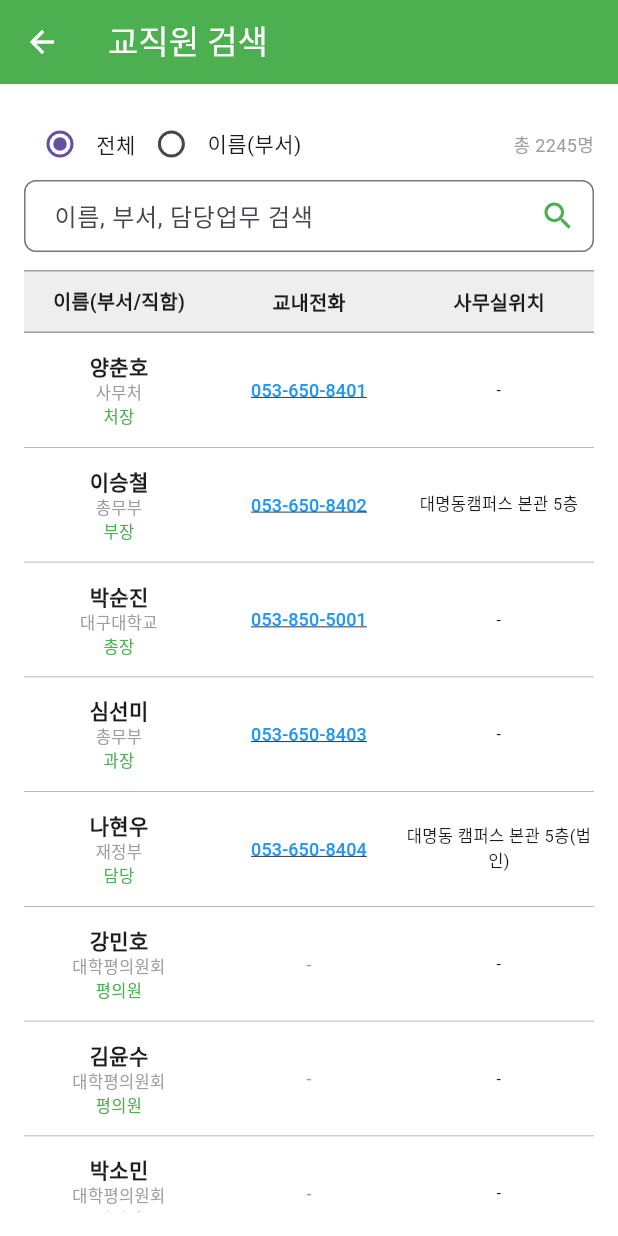
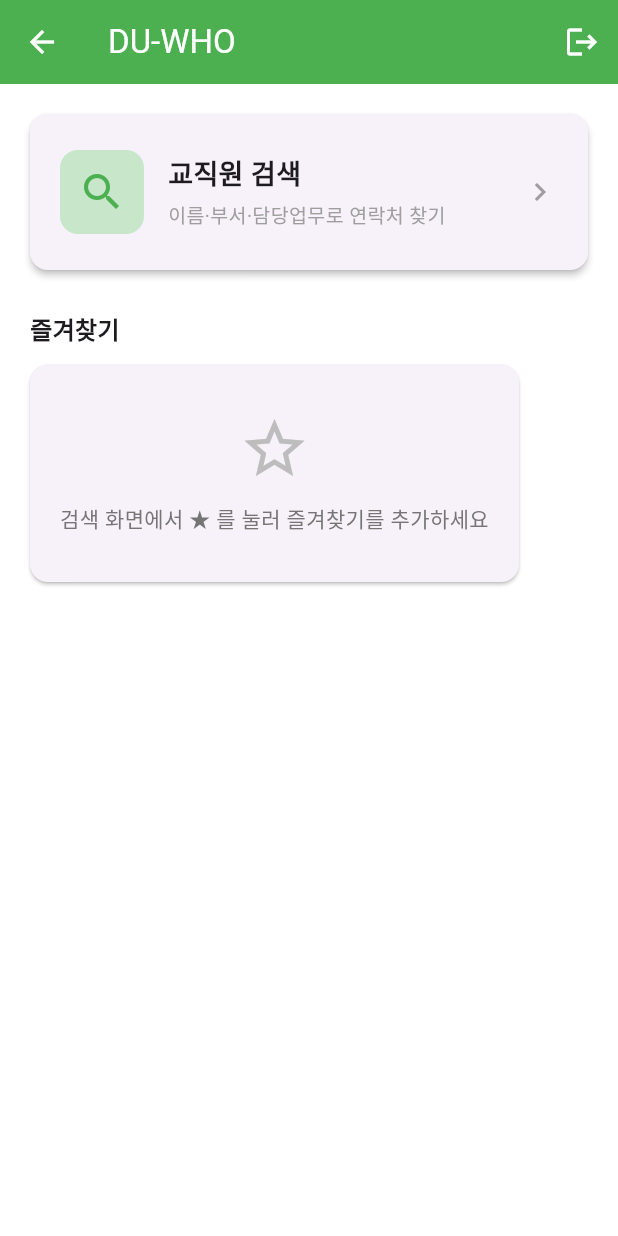
Before and after one commit to Mino7406/DU_WHO, a Flutter app: the screen it shows after launch, after a tap on "Login", on a phone screen of 412 x 824 dp. Run offline on Flutter 3.47's test engine with Material 3 defaults, Android fonts, the phone set to English and light mode, and no system bars; our stand-ins replace sqflite; accounts and stored records are empty.

Commit message:
홈화면 추가에 따른 sqlite연동

```diff
--- /dev/null
+++ b/lib/db/database_helper.dart
@@ -0,0 +1,136 @@
+import 'dart:convert';
+
+import 'package:flutter/services.dart' show rootBundle;
+import 'package:path/path.dart' as p;
+import 'package:path_provider/path_provider.dart';
+import 'package:sqflite/sqflite.dart';
+
+import '../staff_model.dart';
+
+class DatabaseHelper {
+  DatabaseHelper._();
+  static final DatabaseHelper instance = DatabaseHelper._();
+
+  static const _dbName = 'du_who.db';
+  static const _dbVersion = 1;
+  static const _seedAsset = 'assets/staff_db.json';
+
+  Database? _db;
+
+  Future<Database> get database async {
+    return _db ??= await _open();
+  }
+
+  Future<Database> _open() async {
+    final dir = await getApplicationDocumentsDirectory();
+    final path = p.join(dir.path, _dbName);
+    return openDatabase(
+      path,
+      version: _dbVersion,
+      onConfigure: (db) async {
+        await db.execute('PRAGMA foreign_keys = ON');
+      },
+      onCreate: _onCreate,
+    );
+  }
+
+  Future<void> _onCreate(Database db, int version) async {
+    await db.execute('''
+      CREATE TABLE staff (
+        id INTEGER PRIMARY KEY AUTOINCREMENT,
+        user_id TEXT,
+        name TEXT NOT NULL,
+        department TEXT,
+        title TEXT,
+        tel TEXT,
+        cell_tel TEXT,
+        location TEXT,
+        email TEXT,
+        charge_business TEXT
+      )
+    ''');
+    await db.execute('CREATE INDEX idx_staff_name ON staff(name)');
+    await db.execute('CREATE INDEX idx_staff_department ON staff(department)');
+    await db.execute('CREATE INDEX idx_staff_user_id ON staff(user_id)');
+    await db.execute('''
+      CREATE TABLE favorites (
+        staff_id INTEGER PRIMARY KEY,
+        FOREIGN KEY (staff_id) REFERENCES staff(id) ON DELETE CASCADE
+      )
+    ''');
+
+    await _seedFromJson(db);
+  }
+
+  // 첫 실행 시에만 호출. 번들된 assets/staff_db.json 을 읽어 staff 테이블에 일괄 삽입.
+  Future<void> _seedFromJson(Database db) async {
+    final jsonString = await rootBundle.loadString(_seedAsset);
+    final decoded = json.decode(jsonString) as Map<String, dynamic>;
+    final list = (decoded['memberSearchList'] as List?) ?? const [];
+
+    final batch = db.batch();
+    for (final raw in list) {
+      if (raw is! Map<String, dynamic>) continue;
+      final s = Staff.fromJson(raw);
+      if (s.name.isEmpty) continue;
+      batch.insert('staff', s.toMap());
+    }
+    await batch.commit(noResult: true);
+  }
+
+  Future<List<Staff>> getAllStaff() async {
+    final db = await database;
+    final rows = await db.query('staff', orderBy: 'name ASC');
+    return rows.map(Staff.fromMap).toList();
+  }
+
+  // mode 0: 전체 필드(name OR department OR title OR charge_business)
+  // mode 1: 이름/부서만 (name OR department)
+  Future<List<Staff>> searchStaff(String keyword, int mode) async {
+    if (keyword.isEmpty) return getAllStaff();
+    final db = await database;
+    final like = '%$keyword%';
+    final where = mode == 1
+        ? 'name LIKE ? OR department LIKE ?'
+        : 'name LIKE ? OR department LIKE ? OR title LIKE ? OR charge_business LIKE ?';
+    final args = mode == 1 ? [like, like] : [like, like, like, like];
+    final rows = await db.query(
+      'staff',
+      where: where,
+      whereArgs: args,
+      orderBy: 'name ASC',
+    );
+    return rows.map(Staff.fromMap).toList();
+  }
+
+  // 추후 주기 동기화에서 사용 예정. 현재는 골격만.
+  // user_id 가 비어있을 수 있어 UNIQUE 제약 없이 단순 INSERT.
+  Future<int> upsertStaff(Staff staff) async {
+    final db = await database;
+    return db.insert(
+      'staff',
+      staff.toMap(),
+      conflictAlgorithm: ConflictAlgorithm.replace,
+    );
+  }
+
+  Future<Set<int>> getFavoriteIds() async {
+    final db = await database;
+    final rows = await db.query('favorites', columns: ['staff_id']);
+    return rows.map((r) => r['staff_id'] as int).toSet();
+  }
+
+  Future<void> addFavorite(int staffId) async {
+    final db = await database;
+    await db.insert(
+      'favorites',
+      {'staff_id': staffId},
+      conflictAlgorithm: ConflictAlgorithm.ignore,
+    );
+  }
+
+  Future<void> removeFavorite(int staffId) async {
+    final db = await database;
+    await db.delete('favorites', where: 'staff_id = ?', whereArgs: [staffId]);
+  }
+}
--- /dev/null
+++ b/lib/home_screen.dart
@@ -0,0 +1,238 @@
+import 'package:flutter/material.dart';
+import 'package:url_launcher/url_launcher.dart';
+
+import 'db/database_helper.dart';
+import 'main.dart';
+import 'search_screen.dart';
+import 'staff_model.dart';
+import 'state/favorites.dart';
+
+class HomeScreen extends StatefulWidget {
+  const HomeScreen({super.key});
+
+  @override
+  State<HomeScreen> createState() => _HomeScreenState();
+}
+
+class _HomeScreenState extends State<HomeScreen> {
+  List<Staff> _favorites = [];
+  bool _loading = true;
+
+  @override
+  void initState() {
+    super.initState();
+    _loadFavorites();
+  }
+
+  // 전체 staff 를 DB 에서 읽어 favoriteStaffIds 와 교집합으로 즐겨찾기 목록 구성.
+  // 검색 화면에서 별 토글 후 돌아왔을 때도 다시 호출돼 최신 상태 반영.
+  Future<void> _loadFavorites() async {
+    final all = await DatabaseHelper.instance.getAllStaff();
+    if (!mounted) return;
+    setState(() {
+      _favorites = all
+          .where((s) => s.id != null && favoriteStaffIds.contains(s.id))
+          .toList();
+      _loading = false;
+    });
+  }
+
+  Future<void> _makePhoneCall(String phoneNumber) async {
+    final cleaned = phoneNumber.replaceAll(RegExp(r'[^\d+]'), '');
+    if (cleaned.isEmpty || cleaned == '0000') return;
+    final uri = Uri(scheme: 'tel', path: cleaned);
+    if (await canLaunchUrl(uri)) {
+      await launchUrl(uri);
+    }
+  }
+
+  @override
+  Widget build(BuildContext context) {
+    return Scaffold(
+      backgroundColor: Colors.white,
+      appBar: AppBar(
+        title: const Text('DU-WHO'),
+        backgroundColor: Colors.green,
+        foregroundColor: Colors.white,
+        elevation: 0,
+        actions: [
+          IconButton(
+            icon: const Icon(Icons.logout),
+            tooltip: '로그아웃',
+            onPressed: () {
+              // 뒤로가기로 홈에 다시 못 돌아오도록 스택 교체
+              Navigator.pushReplacement(
+                context,
+                MaterialPageRoute(builder: (context) => const LoginScreen()),
+              );
+            },
+          ),
+        ],
+      ),
+      body: SingleChildScrollView(
+        padding: const EdgeInsets.all(16.0),
+        child: Column(
+          crossAxisAlignment: CrossAxisAlignment.stretch,
+          children: [
+            _buildSearchShortcut(),
+            const SizedBox(height: 24),
+            _buildFavoritesSection(),
+          ],
+        ),
+      ),
+    );
+  }
+
+  Widget _buildSearchShortcut() {
+    return Card(
+      elevation: 2,
+      shape: RoundedRectangleBorder(
+        borderRadius: BorderRadius.circular(12.0),
+      ),
+      child: InkWell(
+        borderRadius: BorderRadius.circular(12.0),
+        onTap: () async {
+          await Navigator.push(
+            context,
+            MaterialPageRoute(builder: (context) => const SearchScreen()),
+          );
+          if (mounted) _loadFavorites();
+        },
+        child: Padding(
+          padding: const EdgeInsets.symmetric(
+            horizontal: 20.0,
+            vertical: 24.0,
+          ),
+          child: Row(
+            children: [
+              Container(
+                width: 56,
+                height: 56,
+                decoration: BoxDecoration(
+                  color: Colors.green[100],
+                  borderRadius: BorderRadius.circular(12.0),
+                ),
+                child: const Icon(Icons.search, color: Colors.green, size: 32),
+              ),
+              const SizedBox(width: 16),
+              const Expanded(
+                child: Column(
+                  crossAxisAlignment: CrossAxisAlignment.start,
+                  children: [
+                    Text(
+                      '교직원 검색',
+                      style: TextStyle(
+                        fontSize: 18,
+                        fontWeight: FontWeight.bold,
+                      ),
+                    ),
+                    SizedBox(height: 4),
+                    Text(
+                      '이름·부서·담당업무로 연락처 찾기',
+                      style: TextStyle(fontSize: 13, color: Colors.grey),
+                    ),
+                  ],
+                ),
+              ),
+              const Icon(Icons.chevron_right, color: Colors.grey),
+            ],
+          ),
+        ),
+      ),
+    );
+  }
+
+  Widget _buildFavoritesSection() {
+    return Column(
+      crossAxisAlignment: CrossAxisAlignment.start,
+      children: [
+        const Padding(
+          padding: EdgeInsets.symmetric(horizontal: 4.0),
+          child: Text(
+            '즐겨찾기',
+            style: TextStyle(fontSize: 16, fontWeight: FontWeight.bold),
+          ),
+        ),
+        const SizedBox(height: 8),
+        if (_loading)
+          const Padding(
+            padding: EdgeInsets.symmetric(vertical: 32.0),
+            child: Center(child: CircularProgressIndicator(color: Colors.green)),
+          )
+        else if (_favorites.isEmpty)
+          _buildEmptyFavoritesCard()
+        else
+          _buildFavoritesList(),
+      ],
+    );
+  }
+
+  Widget _buildEmptyFavoritesCard() {
+    return Card(
+      elevation: 1,
+      shape: RoundedRectangleBorder(borderRadius: BorderRadius.circular(12.0)),
+      child: Padding(
+        padding: const EdgeInsets.symmetric(horizontal: 20.0, vertical: 32.0),
+        child: Column(
+          children: [
+            Icon(Icons.star_border, size: 48, color: Colors.grey[400]),
+            const SizedBox(height: 12),
+            Text(
+              '검색 화면에서 ★ 를 눌러 즐겨찾기를 추가하세요',
+              style: TextStyle(fontSize: 14, color: Colors.grey[600]),
+              textAlign: TextAlign.center,
+            ),
+          ],
+        ),
+      ),
+    );
+  }
+
+  Widget _buildFavoritesList() {
+    return Card(
+      elevation: 1,
+      shape: RoundedRectangleBorder(borderRadius: BorderRadius.circular(12.0)),
+      child: Column(
+        children: [
+          for (int i = 0; i < _favorites.length; i++) ...[
+            if (i > 0) const Divider(height: 1, indent: 72, endIndent: 16),
+            _favoriteTile(_favorites[i]),
+          ],
+        ],
+      ),
+    );
+  }
+
+  Widget _favoriteTile(Staff s) {
+    final phone = s.tel.isNotEmpty && s.tel != '0000' ? s.tel : s.cellTel;
+    final subtitle = [
+      if (s.department.isNotEmpty) s.department,
+      if (s.title.isNotEmpty) s.title,
+      if (phone.isNotEmpty) phone,
+    ].join(' · ');
+
+    return ListTile(
+      leading: CircleAvatar(
+        backgroundColor: Colors.green[100],
+        child: const Icon(Icons.person, color: Colors.green),
+      ),
+      title: Text(
+        s.name,
+        style: const TextStyle(fontWeight: FontWeight.bold),
+      ),
+      subtitle: Text(
+        subtitle,
+        style: const TextStyle(fontSize: 12),
+        maxLines: 2,
+        overflow: TextOverflow.ellipsis,
+      ),
+      trailing: phone.isNotEmpty
+          ? IconButton(
+              icon: const Icon(Icons.call, color: Colors.green),
+              tooltip: '전화걸기',
+              onPressed: () => _makePhoneCall(phone),
+            )
+          : null,
+    );
+  }
+}
--- a/lib/main.dart
+++ b/lib/main.dart
@@ -1,7 +1,12 @@
-import 'search_screen.dart';
+import 'home_screen.dart';
+import 'db/database_helper.dart';
+import 'state/favorites.dart';
 import 'package:flutter/material.dart';
 
-void main() {
+Future<void> main() async {
+  WidgetsFlutterBinding.ensureInitialized();
+  await DatabaseHelper.instance.database;
+  await loadFavoritesFromDb();
   runApp(const DuWhoApp());
 }
 
@@ -86,7 +91,7 @@ class LoginScreen extends StatelessWidget {
                       Navigator.push(
                         context,
                         MaterialPageRoute(
-                          builder: (context) => const SearchScreen(),
+                          builder: (context) => const HomeScreen(),
                         ),
                       );
                     },
--- a/lib/staff_model.dart
+++ b/lib/staff_model.dart
@@ -1,4 +1,6 @@
 class Staff {
+  final int? id;
+  final String userId;
   final String name;
   final String department;
   final String title;
@@ -7,9 +9,10 @@ class Staff {
   final String location;
   final String email;
   final String chargeBusiness;
-  final String userId;
 
   Staff({
+    this.id,
+    required this.userId,
     required this.name,
     required this.department,
     required this.title,
@@ -18,11 +21,12 @@ class Staff {
     required this.location,
     required this.email,
     required this.chargeBusiness,
-    required this.userId,
   });
 
+  // 학교 포털 JSON (memberSearchList 항목) → Staff. 시드 단계에서만 사용.
   factory Staff.fromJson(Map<String, dynamic> json) {
     return Staff(
+      userId: json['user_id'] ?? '',
       name: json['user_nm'] ?? '',
       department: json['user_dept_name'] ?? '',
       title: json['title'] ?? '',
@@ -31,9 +35,36 @@ class Staff {
       location: json['work_place_nm'] ?? '',
       email: json['email'] ?? '',
       chargeBusiness: json['charge_business'] ?? '',
-      userId: json['user_id'] ?? '',
     );
   }
+
+  factory Staff.fromMap(Map<String, Object?> m) {
+    return Staff(
+      id: m['id'] as int?,
+      userId: (m['user_id'] as String?) ?? '',
+      name: (m['name'] as String?) ?? '',
+      department: (m['department'] as String?) ?? '',
+      title: (m['title'] as String?) ?? '',
+      tel: (m['tel'] as String?) ?? '',
+      cellTel: (m['cell_tel'] as String?) ?? '',
+      location: (m['location'] as String?) ?? '',
+      email: (m['email'] as String?) ?? '',
+      chargeBusiness: (m['charge_business'] as String?) ?? '',
+    );
+  }
+
+  // id 는 AUTOINCREMENT 라 INSERT 시 포함하지 않음
+  Map<String, Object?> toMap() => {
+        'user_id': userId,
+        'name': name,
+        'department': department,
+        'title': title,
+        'tel': tel,
+        'cell_tel': cellTel,
+        'location': location,
+        'email': email,
+        'charge_business': chargeBusiness,
+      };
 
   bool matchesQuery(String query) {
     final q = query.toLowerCase();
--- /dev/null
+++ b/lib/state/favorites.dart
@@ -0,0 +1,22 @@
+import '../db/database_helper.dart';
+
+// favorites 테이블의 in-memory 캐시 (앱 시작 시 DB 에서 채움, 토글 시 write-through).
+// UI 가 즐겨찾기 여부를 동기로 즉시 읽을 수 있도록 Set 유지.
+final Set<int> favoriteStaffIds = <int>{};
+
+Future<void> loadFavoritesFromDb() async {
+  final ids = await DatabaseHelper.instance.getFavoriteIds();
+  favoriteStaffIds
+    ..clear()
+    ..addAll(ids);
+}
+
+Future<void> toggleFavorite(int staffId) async {
+  if (favoriteStaffIds.contains(staffId)) {
+    favoriteStaffIds.remove(staffId);
+    await DatabaseHelper.instance.removeFavorite(staffId);
+  } else {
+    favoriteStaffIds.add(staffId);
+    await DatabaseHelper.instance.addFavorite(staffId);
+  }
+}
--- a/pubspec.yaml
+++ b/pubspec.yaml
@@ -35,6 +35,9 @@ dependencies:
   # Use with the CupertinoIcons class for iOS style icons.
   cupertino_icons: ^1.0.8
   url_launcher: ^6.3.2
+  sqflite: ^2.3.3
+  path: ^1.9.0
+  path_provider: ^2.1.4
 
 dev_dependencies:
   flutter_test:
```
Also changed, not shown: lib/search_screen.dart (+41 -31 lines).
